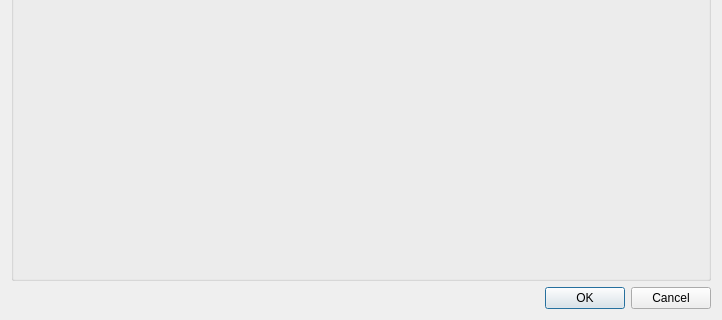
The window that tenantdialog.ui (cdock1029/manor) describes before a commit, drawn with Qt 5; both pictures show x 0 to 722 and y 224 to 544 of the 722 by 544 pixel window.
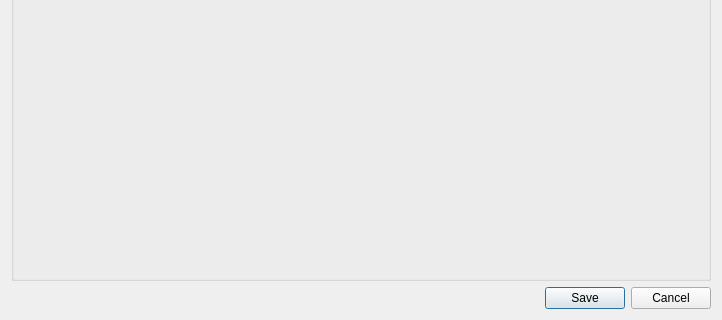
The same window after the commit.

```diff
--- a/tenantdialog.ui
+++ b/tenantdialog.ui
@@ -77,7 +77,7 @@
       <enum>Qt::Horizontal</enum>
      </property>
      <property name="standardButtons">
-      <set>QDialogButtonBox::Cancel|QDialogButtonBox::Ok</set>
+      <set>QDialogButtonBox::Cancel|QDialogButtonBox::Save</set>
      </property>
     </widget>
    </item>
```
Left out of the diff: 16 changed lines with no effect on the pictures.
